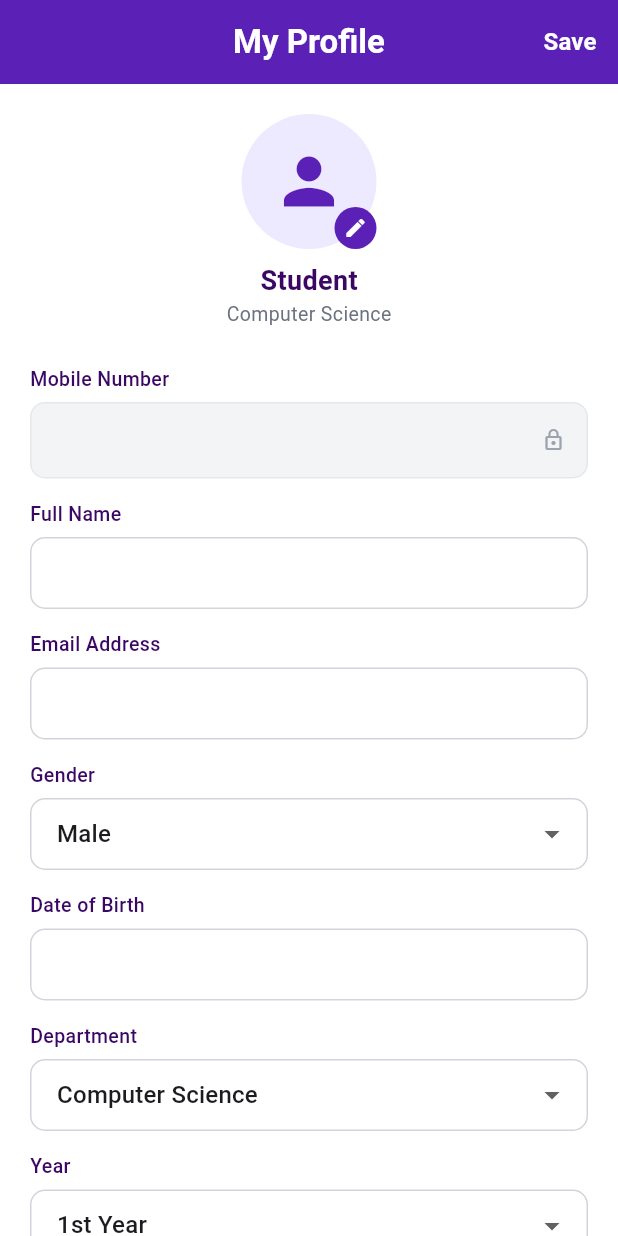
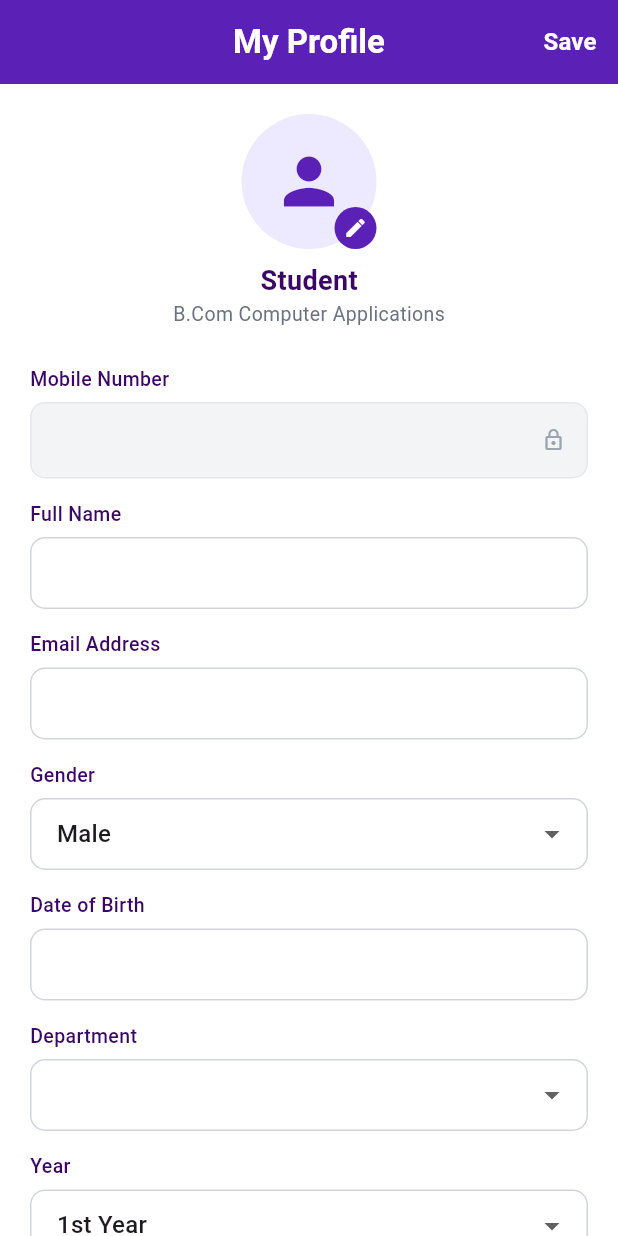
Before and after one commit to muhammedfahim438-ctrl/unipath, a Flutter app: the ProfileScreen screen opened directly, after a tap on "Edit", on a phone screen of 412 x 824 dp. Run offline on Flutter 3.47's test engine with Material 3 defaults, Android fonts, the phone set to English and light mode, and no system bars; our stand-ins replace cloud_firestore, firebase_auth, firebase_core, shared_preferences; accounts and stored records are empty.

```diff
--- a/lib/screens/profile_screen.dart
+++ b/lib/screens/profile_screen.dart
@@ -39,10 +39,17 @@
   ];
 
   @override
-  void initState() {
-    super.initState();
-    _loadProfile();
-  }
+void initState() {
+  super.initState();
+  _clearOldCacheAndLoad();
+}
+
+Future<void> _clearOldCacheAndLoad() async {
+  // Force clear all old cache first
+  await AuthService.clearCache();
+  // Then load fresh from Firebase
+  await _loadProfile();
+}
 
   @override
   void dispose() {
@@ -63,10 +70,52 @@
     _yearOfPassingController.text = data['yearOfPassing'] ?? '';
 
     final genders = ['Male', 'Female', 'Other'];
-    final departments = [
-      'Computer Science', 'IOT', 'Biology', 'Physics',
-      'Mathematics', 'Chemistry', 'Commerce', 'Arts'
-    ];
+
+   final List<String> departments = [
+  // School of Commerce
+  'B.Com Computer Applications',
+  'B.Com Professional Accounting',
+  'B.Com Information Technology',
+  'B.Com Banking',
+  'B.Com Business Analytics',
+  'B.Com Accounting & Finance',
+  'M.Com Finance and Control',
+  // School of Computational Science
+  'B.Sc Computer Science',
+  'BCA',
+  'B.Sc Information Technology',
+  'B.Sc AI & ML',
+  'B.Sc Computer Science with Data Science',
+  'B.Sc Internet of Things',
+  'BCA Business Analytics',
+  'M.Sc Data Science',
+  // School of Life Sciences
+  'B.Sc Biotechnology',
+  'B.Sc Microbiology',
+  'B.Sc Food Science and Nutrition',
+  'M.Sc Biotechnology',
+  'M.Sc Microbiology',
+  'M.Sc Food Science and Nutrition',
+  // School of Management
+  'BBA Computer Applications',
+  'BBA International Business',
+  'BBA Logistics',
+  'BBA Aviation Management',
+  // School of Creative Sciences
+  'B.Sc CS & HM',
+  'B.Sc Costume Design and Fashion',
+  'B.Sc Visual Communication',
+  // School of Investigative Science
+  'B.Sc Digital and Cyber Forensic Science',
+  'B.A Criminology',
+  'B.Sc Forensic Science',
+  'B.Sc Psychology',
+  'M.A Criminology',
+  'M.Sc Forensic Science',
+  // School of Liberal Arts
+  'B.A English Literature',
+  'Master of Social Work',
+   ];
     final years = [
       '1st Year', '2nd Year', '3rd Year', '4th Year'
     ];
@@ -75,19 +124,16 @@
     ];
 
     _selectedGender = genders.contains(data['gender'])
-        ? data['gender']
-        : 'Male';
-    _selectedDepartment =
-        departments.contains(data['department'])
-            ? data['department']
-            : 'Computer Science';
-    _selectedYear = years.contains(data['year'])
-        ? data['year']
-        : '1st Year';
-    _selected12thMajor =
-        majors.contains(data['major12th'])
-            ? data['major12th']
-            : 'Science';
+    ? data['gender'] : genders[0];
+
+_selectedDepartment = departments.contains(data['department'])
+    ? data['department'] : departments[0];
+
+_selectedYear = years.contains(data['year'])
+    ? data['year'] : years[0];
+
+_selected12thMajor = majors.contains(data['major12th'])
+    ? data['major12th'] : majors[0];
   }
 
   // ─── Load profile ──────────────────────────────────────────
@@ -100,7 +146,7 @@
     final mobile = user.phoneNumber ?? '';
     setState(() => _mobileNumber = mobile);
 
-    print('DEBUG mobile: $mobile'); // check this
+
 
     // Load from cache FIRST
     final cached = await AuthService.getCachedProfile();
--- a/lib/services/auth_service.dart
+++ b/lib/services/auth_service.dart
@@ -19,14 +19,26 @@
   static Future<Map<String, dynamic>?> getCachedProfile() async {
   final prefs = await SharedPreferences.getInstance();
   final data = prefs.getString('profile');
-    if (data != null) return jsonDecode(data);
+  if (data != null) {
+    try {
+      final decoded = jsonDecode(data) as Map<String, dynamic>;
+      // Clear old cache if department is old value
+      final oldDepts = [
+        'Computer Science', 'IOT', 'Biology',
+        'Physics', 'Mathematics', 'Chemistry',
+        'Commerce', 'Arts'
+      ];
+      if (oldDepts.contains(decoded['department'])) {
+        await prefs.remove('profile');
         return null;
       }
-
-  // ─── Clear cache on logout ─────────────────────────────────
-  static Future<void> clearCache() async {
-    final prefs = await SharedPreferences.getInstance();
+      return decoded;
+    } catch (e) {
       await prefs.remove('profile');
+      return null;
+    }
+  }
+  return null;
 }
 
   // ─── Check if mobile already registered ───────────────────
@@ -225,10 +237,10 @@
     }
   }
 
-  // ─── Logout ────────────────────────────────────────────────
-  static Future<void> logout() async {
-    await clearCache();
-    await _auth.signOut();
+  // ─── Clear cache ───────────────────────────────────────────
+static Future<void> clearCache() async {
+  final prefs = await SharedPreferences.getInstance();
+  await prefs.remove('profile');
 }
 
   // ─── Current user ──────────────────────────────────────────
```
Also changed, not shown: lib/screens/register_screen.dart (+47 -4 lines). Lines whose indentation alone changed are shown as unchanged.
